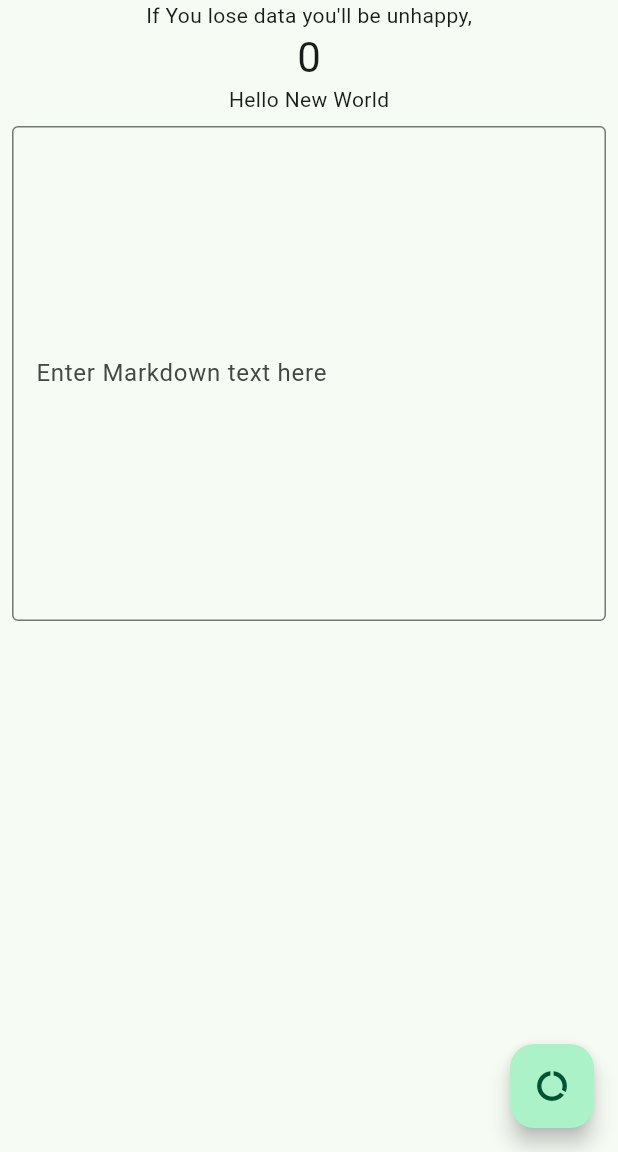
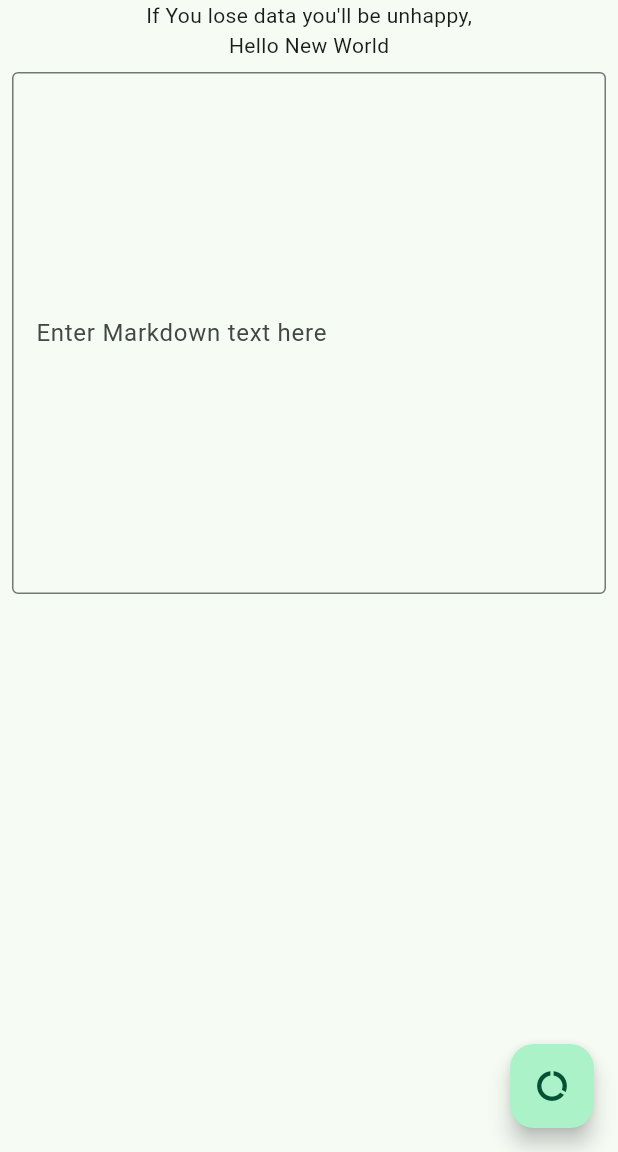
Before and after one commit to qweliant/note, a Flutter app: the screen it shows after launch, on a phone screen of 412 x 824 dp, the part 84-1236 px from its top. Run offline on Flutter 3.47's test engine with Material 3 defaults, Android fonts, the phone set to English and light mode, and no system bars; drawn by our look-alikes of flutter_markdown.

Commit message:
rmv unused vars + functions

```diff
--- a/lib/main.dart
+++ b/lib/main.dart
@@ -43,19 +43,8 @@ class MyHomePage extends StatefulWidget {
 }
 
 class _MyHomePageState extends State<MyHomePage> {
-  int _counter = 0;
   final String _markdownData = "Hello New World";
   final TextEditingController _controller = TextEditingController();
-  void _incrementCounter() {
-    setState(() {
-      // This call to setState tells the Flutter framework that something has
-      // changed in this State, which causes it to rerun the build method below
-      // so that the display can reflect the updated values. If we changed
-      // _counter without calling setState(), then the build method would not be
-      // called again, and so nothing would appear to happen.
-      _counter++;
-    });
-  }
 
   void _saveNote() {
     // Save the note to the database
@@ -97,10 +86,6 @@ class _MyHomePageState extends State<MyHomePage> {
             const Text(
               "If You lose data you'll be unhappy,",
             ),
-            Text(
-              '$_counter',
-              style: Theme.of(context).textTheme.headlineMedium,
-            ),
             MarkdownBody(
               data: _markdownData,
             ),
```
